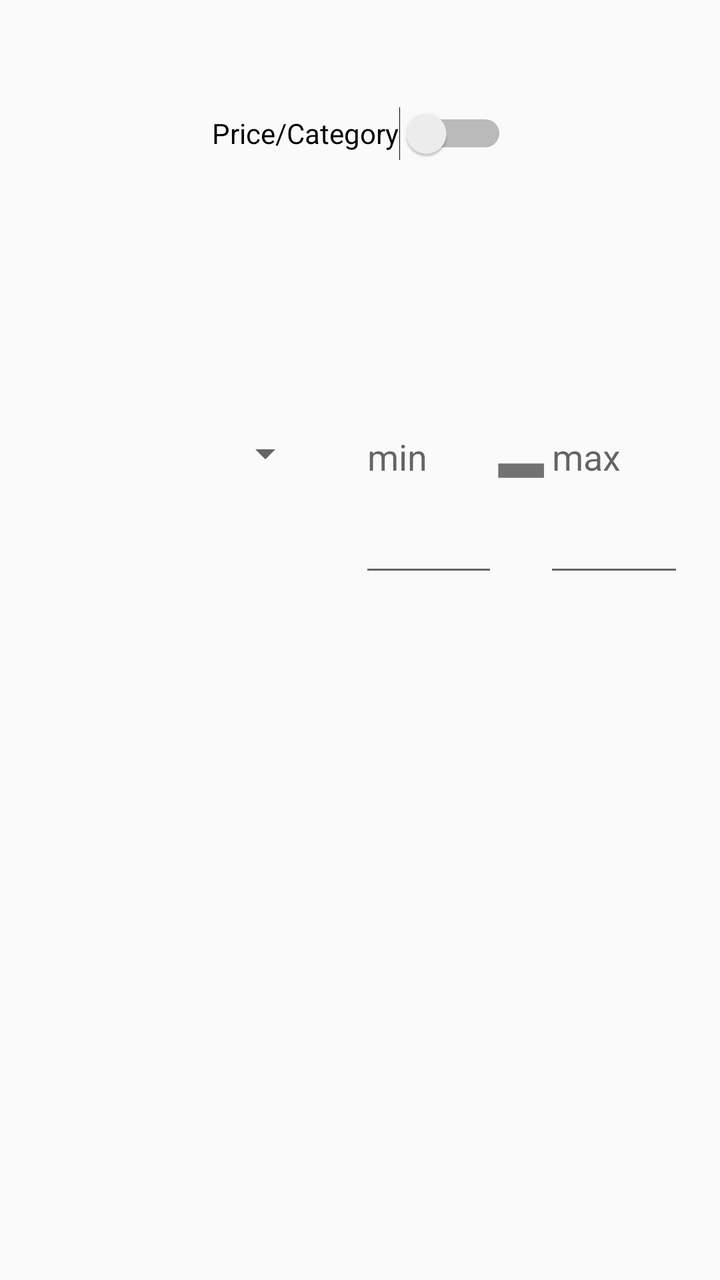
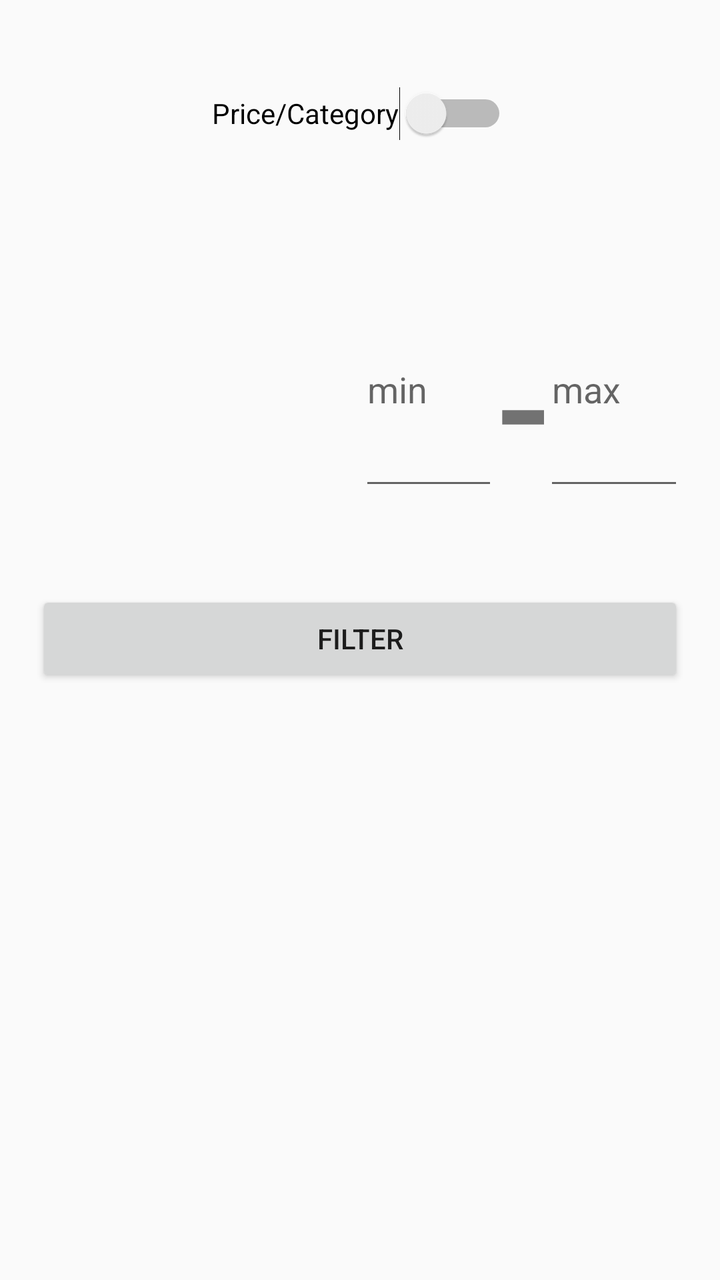

An Android layout rendered at two revisions. The XML below is the earlier revision; the diff shows what the commit changed to produce the second picture.
<!-- AndroidManifest.xml: application theme Theme.AppCompat.DayNight.DarkActionBar -->
<!-- res/layout/activity_filtering.xml -->
<?xml version="1.0" encoding="utf-8"?>
<LinearLayout xmlns:android="http://schemas.android.com/apk/res/android"
    xmlns:app="http://schemas.android.com/apk/res-auto"
    xmlns:tools="http://schemas.android.com/tools"
    android:id="@+id/main"
    android:layout_width="match_parent"
    android:layout_height="match_parent"
    tools:context=".FilteringActivity">

    <Space
        android:layout_width="0dp"
        android:layout_height="match_parent"
        android:layout_weight="5" />

    <LinearLayout
        android:layout_width="0dp"
        android:layout_height="match_parent"
        android:layout_weight="90"
        android:orientation="vertical">

        <Space
            android:layout_width="match_parent"
            android:layout_height="0dp"
            android:layout_weight="5" />

        <Switch
            android:id="@+id/priceCatSwitch"
            android:layout_width="wrap_content"
            android:layout_height="0dp"
            android:layout_gravity="center"
            android:layout_weight="15"
            android:text="Price/Category" />

        <Space
            android:layout_width="match_parent"
            android:layout_height="0dp"
            android:layout_weight="10" />

        <LinearLayout
            android:layout_width="match_parent"
            android:layout_height="0dp"
            android:layout_weight="25"
            android:orientation="horizontal">

            <Spinner
                android:id="@+id/filterSpinCat"
                android:layout_width="0dp"
                android:layout_height="match_parent"
                android:layout_weight="30" />

            <Space
                android:layout_width="0dp"
                android:layout_height="match_parent"
                android:layout_weight="5" />

            <EditText
                android:id="@+id/eTMinPrice"
                android:layout_width="0dp"
                android:layout_height="match_parent"
                android:layout_weight="15"
                android:ems="10"
                android:hint="min"
                android:inputType="numberDecimal" />

            <TextView
                android:id="@+id/textView2"
                android:layout_width="0dp"
                android:layout_height="wrap_content"
                android:layout_gravity="center"
                android:layout_weight="5"
                android:gravity="center"
                android:text="-"
                android:textSize="96sp" />

            <EditText
                android:id="@+id/eTMaxPrice"
                android:layout_width="0dp"
                android:layout_height="match_parent"
                android:layout_weight="15"
                android:ems="10"
                android:hint="max"
                android:inputType="numberDecimal" />
        </LinearLayout>

        <Space
            android:layout_width="match_parent"
            android:layout_height="0dp"
            android:layout_weight="10" />

        <ListView
            android:id="@+id/filteringLv"
            android:layout_width="match_parent"
            android:layout_height="0dp"
            android:layout_weight="50" />

        <Space
            android:layout_width="match_parent"
            android:layout_height="0dp"
            android:layout_weight="5" />
    </LinearLayout>

    <Space
        android:layout_width="0dp"
        android:layout_height="match_parent"
        android:layout_weight="5" />
</LinearLayout>
<!-- resources referenced by this layout -->
<resources>

</resources>

<!-- the commit's change to res/layout/activity_filtering.xml (unified diff, before → after) -->
@@ -29,6 +29,7 @@
             android:layout_height="0dp"
             android:layout_gravity="center"
             android:layout_weight="15"
+            android:onClick="switchMod"
             android:text="Price/Category" />
 
         <Space
@@ -46,7 +47,8 @@
                 android:id="@+id/filterSpinCat"
                 android:layout_width="0dp"
                 android:layout_height="match_parent"
-                android:layout_weight="30" />
+                android:layout_weight="30"
+                android:visibility="invisible" />
 
             <Space
                 android:layout_width="0dp"
@@ -87,6 +89,18 @@
             android:layout_height="0dp"
             android:layout_weight="10" />
 
+        <Button
+            android:id="@+id/button3"
+            android:layout_width="match_parent"
+            android:layout_height="wrap_content"
+            android:onClick="filter"
+            android:text="Filter" />
+
+        <Space
+            android:layout_width="match_parent"
+            android:layout_height="0dp"
+            android:layout_weight="10" />
+
         <ListView
             android:id="@+id/filteringLv"
             android:layout_width="match_parent"
